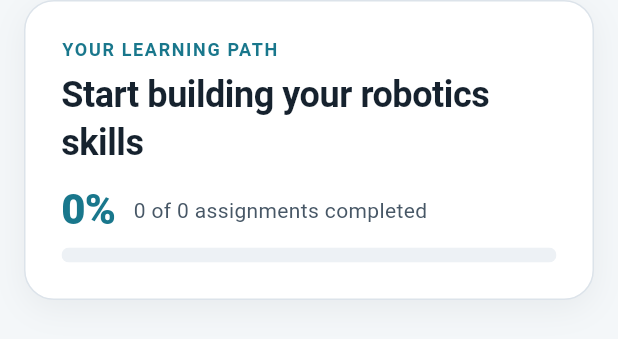
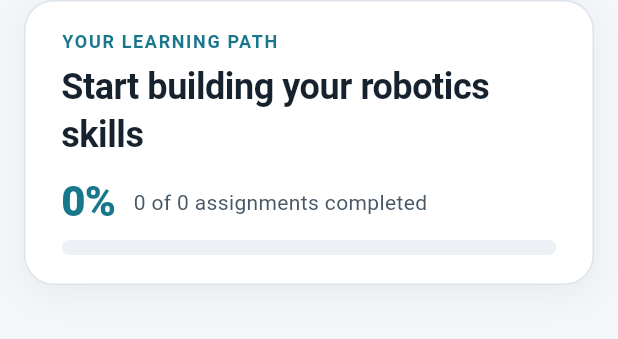
Before and after one commit to CS-Ponkoj/Robotics-Programming-Lab-Live, a Flutter app: the ProgressSummary widget shown alone on an empty page, opened directly with empty values, on a phone screen of 412 x 824 dp. Shown: the top 339 px of the screen. Run offline on Flutter 3.47's test engine with Material 3 defaults, Android fonts, the phone set to English and light mode, and no system bars; our stand-ins replace flutter_widget_from_html, shared_preferences, web; missing offline and left inert: dart:js_interop, flutter_code_editor, highlight; accounts and stored records are empty; network calls fail; project files that could hold a hidden picture were left out.

Commit message:
Reduce the learning path card height by about 5 percent

```diff
--- a/frontend/lib/screens/assignment_list.dart
+++ b/frontend/lib/screens/assignment_list.dart
@@ -618,7 +618,11 @@ class ProgressSummary extends StatelessWidget {
 
     return Container(
       margin: const EdgeInsets.fromLTRB(16, 0, 16, 24),
-      padding: const EdgeInsets.all(AppSpacing.lg),
+      // About 5% shorter than uniform padding, for a less bulky card.
+      padding: const EdgeInsets.symmetric(
+        horizontal: AppSpacing.lg,
+        vertical: AppSpacing.lg - 5,
+      ),
       decoration: BoxDecoration(
         color: theme.colorScheme.surface,
         borderRadius: BorderRadius.circular(AppRadii.lg),
```
